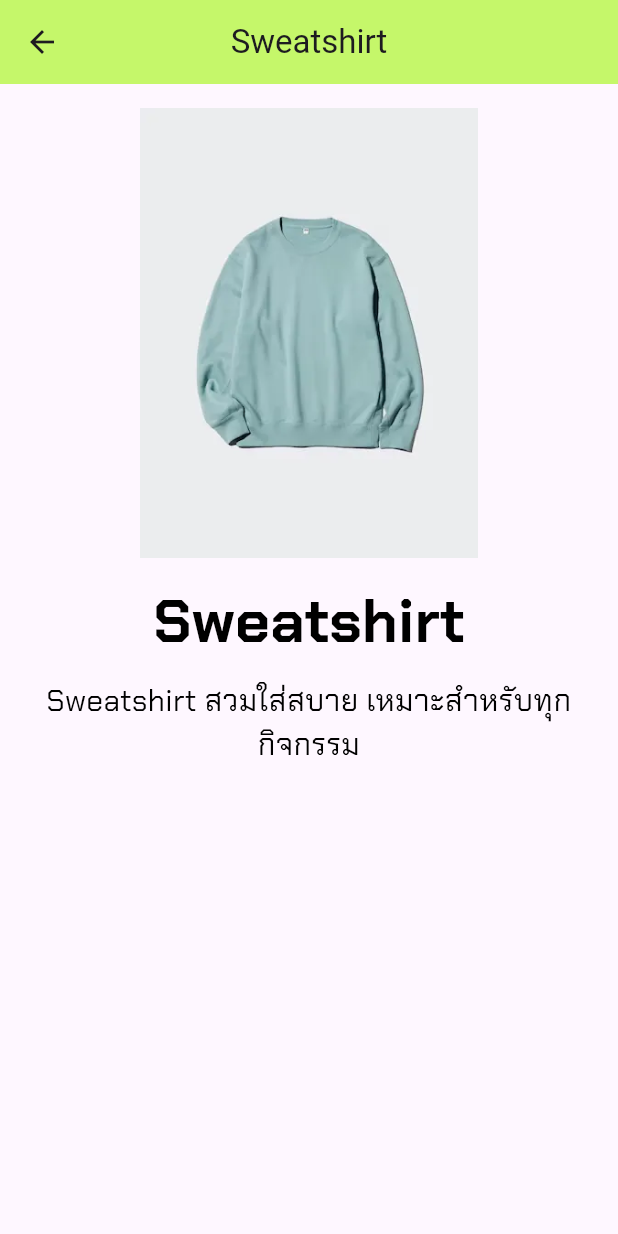
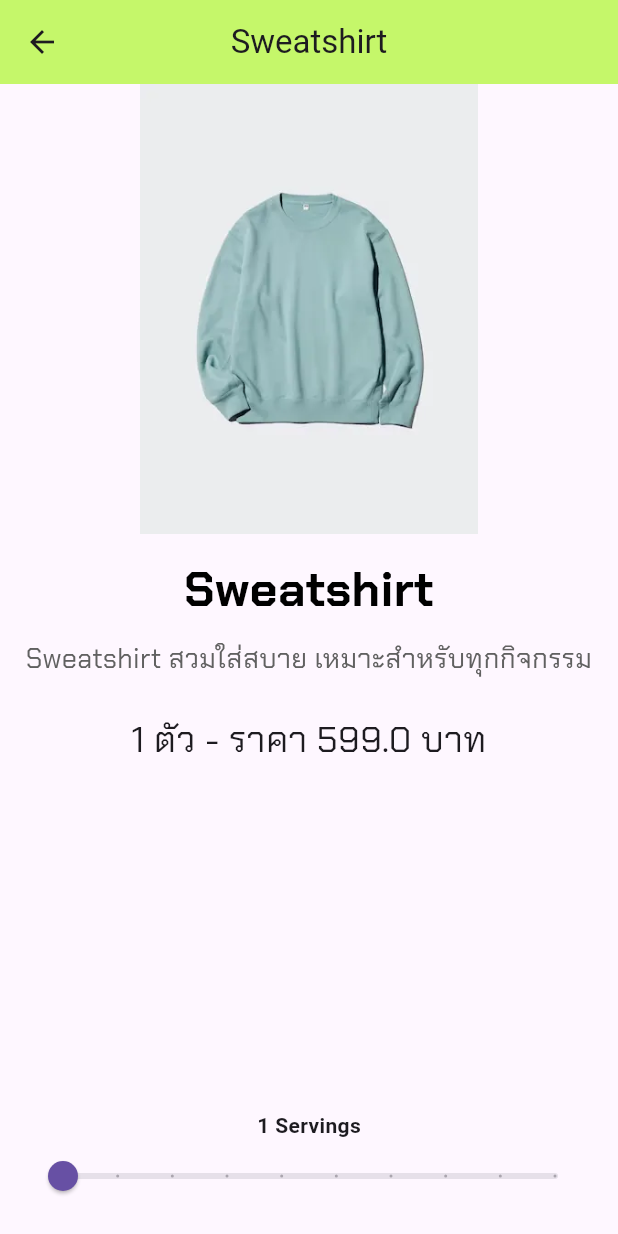
Before and after one commit to TaveechaiS/home_work_1, a Flutter app: the RecipeDetail screen opened directly with sample values from the repository, on a phone screen of 412 x 824 dp. Run offline on Flutter 3.47's test engine with Material 3 defaults, Android fonts, the phone set to English and light mode, and no system bars; our stand-ins replace google_fonts.

Commit message:
Week 4: assignment (Indredients)

```diff
--- /dev/null
+++ b/lib/ingredient.dart
@@ -0,0 +1,11 @@
+class Ingredient {
+  double Price; //price
+  int Product; //product
+
+  //contstructor
+  Ingredient({
+    required this.Price,
+    required this.Product
+    }
+  );
+}
--- a/lib/recipe.dart
+++ b/lib/recipe.dart
@@ -1,85 +1,133 @@
+import 'ingredient.dart';
+
 class Recipe {
   String imgLabel;
   String imageUrl;
   String description;
+  List<Ingredient> ingredients;
 
-  Recipe(this.imgLabel, this.imageUrl, this.description);
+  Recipe(this.imgLabel, this.imageUrl, this.description, this.ingredients);
 
   static List<Recipe> samples = [
     Recipe(
       'Sweatshirt',
       'assets/images/Sweatshirt_17_11zon.webp',
       'Sweatshirt สวมใส่สบาย เหมาะสำหรับทุกกิจกรรม',
+      [
+        Ingredient(Price: 599.0, Product: 1),
+      ]
     ),
     Recipe(
       'DRY-EX T-Shirt | Printed',
       'assets/images/DRY-EX T-Shirt_16_11zon.webp',
       'เสื้อยืด DRY-EX พิมพ์ลาย ระบายอากาศได้ดีเยี่ยม',
+      [
+        Ingredient(Price: 599.0, Product: 1),
+      ]
     ),
     Recipe(
       'DRY-EX Crew Neck T-Shirt | Patterned',
       'assets/images/DRY-EX Crew Neck T-Shirt_15_11zon.webp',
       'เสื้อยืด DRY-EX คอกลม ลวดลายสวยงาม ใส่ได้ทุกโอกาส',
+      [
+        Ingredient(Price: 599.0, Product: 1),
+      ]
     ),
     Recipe(
       'MAGIC FOR ALL TIMELESS UT (Short Sleeve Graphic T-Shirt) | Monsters, Inc.',
       'assets/images/MAGIC FOR ALL TIMELESS UT (Short Sleeve Graphic T-Shirt) Monsters, Inc._14_11zon.webp',
       'เสื้อยืดลาย Monsters, Inc. ดีไซน์สุดคลาสสิก',
+      [
+        Ingredient(Price: 599.0, Product: 1),
+      ]
     ),
     Recipe(
       'MAGIC FOR ALL TIMELESS UT (Short Sleeve Graphic T-Shirt) | Mickey Mouse',
       'assets/images/MAGIC FOR ALL TIMELESS UT (Short Sleeve Graphic T-Shirt) Mickey Mouse_13_11zon.webp',
       'เสื้อยืดลาย Mickey Mouse สวมใส่สบายและดูดี',
+      [
+        Ingredient(Price: 599.0, Product: 1),
+      ]
     ),
     Recipe(
       'Fluffy Yarn Fleece Full-Zip Jacket',
       'assets/images/Fluffy Yarn Fleece Full-Zip Jacket_12_11zon.webp',
       'เสื้อแจ็คเก็ตขนแกะนุ่มฟู ซิปเต็มตัว ให้ความอบอุ่น',
+      [
+        Ingredient(Price: 599.0, Product: 1),
+      ]
     ),
     Recipe(
       'PUFFTECH Jacket | Pocketable',
       'assets/images/PUFFTECH Jacket Pocketable_11_11zon.webp',
       'เสื้อแจ็คเก็ต PUFFTECH พับเก็บได้ พกพาสะดวก',
+      [
+        Ingredient(Price: 599.0, Product: 1),
+      ]
     ),
     Recipe(
       'HEATTECH Lined Mittens | Souffle Yarn',
       'assets/images/HEATTECH Lined Mittens Souffle Yarn_10_11zon.webp',
       'ถุงมือบุ HEATTECH เส้นใยซูเฟล่ ให้ความอบอุ่นสูงสุด',
+      [
+        Ingredient(Price: 599.0, Product: 1),
+      ]
     ),
     Recipe(
       'HEATTECH Ribbed Beanie | Marled Yarn',
       'assets/images/HEATTECH Ribbed Beanie Marled Yarn_9_11zon.webp',
       'หมวกไหมพรม HEATTECH ลายทาง ให้ความอบอุ่นศีรษะ',
+      [
+        Ingredient(Price: 599.0, Product: 1),
+      ]
     ),
     Recipe(
       'HEATTECH Scarf | Patterned',
       'assets/images/HEATTECH Scarf Patterned_8_11zon.webp',
       'ผ้าพันคอ HEATTECH ลวดลายสวยงาม เหมาะสำหรับฤดูหนาว',
+      [
+        Ingredient(Price: 599.0, Product: 1),
+      ]
     ),
     Recipe(
       'Ultra Stretch Dress | Sleeveless',
       'assets/images/Ultra Stretch Dress Sleeveless_7_11zon.webp',
       'ชุดเดรสยืดพิเศษ แขนกุด ดีไซน์เรียบหรู',
+      [
+        Ingredient(Price: 599.0, Product: 1),
+      ]
     ),
     Recipe(
       'Drapey Denim Skort',
       'assets/images/Drapey Denim Skort_6_11zon.webp',
       'กระโปรงกางเกงยีนส์เดรป สวมใส่สบายและทันสมัย',
+      [
+        Ingredient(Price: 599.0, Product: 1),
+      ]
     ),
     Recipe(
       'Linen Cotton Shorts | Striped',
       'assets/images/Linen Cotton Shorts Striped_5_11zon.webp',
       'กางเกงขาสั้นผ้าลินินคอตตอนลายทาง ใส่สบายในวันพักผ่อน',
+      [
+        Ingredient(Price: 599.0, Product: 1),
+      ]
     ),
     Recipe(
       'Linen Blend Easy Pants | Can Be Set Up With Tops',
       'assets/images/Linen Blend Easy Pants Can Be Set Up With Tops_4_11zon.webp',
       'กางเกงขายาวผ้าลินินเบลนด์ สามารถเข้าชุดกับเสื้อได้',
+      [
+        Ingredient(Price: 599.0, Product: 1),
+      ]
     ),
     Recipe(
       'Linen Blend Easy Pants | Striped',
       'assets/images/Linen Blend Easy Pants Striped_3_11zon.webp',
       'กางเกงขายาวผ้าลินินเบลนด์ลายทาง สวมใส่สบายและระบายอากาศได้ดี',
+      [
+        Ingredient(Price: 599.0, Product: 1),
+      ]
     ),
   ];
 }
--- a/lib/recipe_detail.dart
+++ b/lib/recipe_detail.dart
@@ -3,43 +3,95 @@ import 'recipe.dart';
 import 'package:flutter/material.dart';
 import 'package:google_fonts/google_fonts.dart';
 
-class RecipeDetail extends StatelessWidget {
+class RecipeDetail extends StatefulWidget {
   final Recipe recipe;
 
   const RecipeDetail({super.key, required this.recipe});
 
   @override
+  State<RecipeDetail> createState() => _RecipeDetailState();
+}
+
+class _RecipeDetailState extends State<RecipeDetail> {
+  int _sliderValue = 1;
+
+  @override
   Widget build(BuildContext context) {
     return Scaffold(
       appBar: AppBar(
-        title: Text(recipe.imgLabel),
+        title: Text(widget.recipe.imgLabel),
       ),
-      body: Center(
-        child: ListView(
-          padding: const EdgeInsets.all(16.0),
+      body: SafeArea(
+        child: Column(
           children: <Widget>[
-            Image(image: AssetImage(recipe.imageUrl), height: 300),
+            Image(image: AssetImage(widget.recipe.imageUrl), height: 300),
             const SizedBox(height: 14.0),
-
             Text(
-              recipe.imgLabel,
+              widget.recipe.imgLabel,
               textAlign: TextAlign.center,
               style: GoogleFonts.chakraPetch(
-                fontSize: 40.0,
+                fontSize: 32.0,
                 fontWeight: FontWeight.bold,
                 color: Colors.black,
               ),
             ),
             const SizedBox(height: 10.0),
-
             Text(
-              recipe.description,
+              widget.recipe.description,
               textAlign: TextAlign.center,
               style: GoogleFonts.chakraPetch(
-                fontSize: 20.0,
-                color: Colors.black,
+                fontSize: 18.0,
+                color: Colors.grey[700],
               ),
             ),
+            const SizedBox(height: 20.0),
+
+            Expanded(
+              child: ListView.builder(
+                padding: const EdgeInsets.symmetric(horizontal: 16.0),
+                itemCount: widget.recipe.ingredients.length,
+                itemBuilder: (BuildContext context, int index) {
+                  final ingredient = widget.recipe.ingredients[index];
+                  final displayproduct = ingredient.Product * _sliderValue;
+                  final displayprice = ingredient.Price * _sliderValue;
+
+                  return Padding(
+                    padding: const EdgeInsets.symmetric(vertical: 4.0),
+                    child: Text(
+                      textAlign: TextAlign.center,
+
+                      '$displayproduct ตัว - ราคา $displayprice บาท',
+                      style: GoogleFonts.chakraPetch(fontSize: 24.0,),
+                    ),
+                  );
+                },
+              ),
+            ),
+
+            Padding(
+              padding: const EdgeInsets.all(16.0),
+              child: Column(
+                children: [
+                  Text(
+                    '$_sliderValue Servings',
+                    style: const TextStyle(fontWeight: FontWeight.bold),
+                  ),
+                  Slider(
+                    min: 1.0,
+                    max: 10.0,
+                    divisions: 9,
+                    label: '$_sliderValue servings',
+                    value: _sliderValue.toDouble(),
+                    onChanged: (newValue) {
+                      setState(() {
+                        _sliderValue = newValue.toInt();
+                      });
+                    },
+                  ),
+                ],
+              ),
+            ),
+
           ],
         ),
       ),
```
